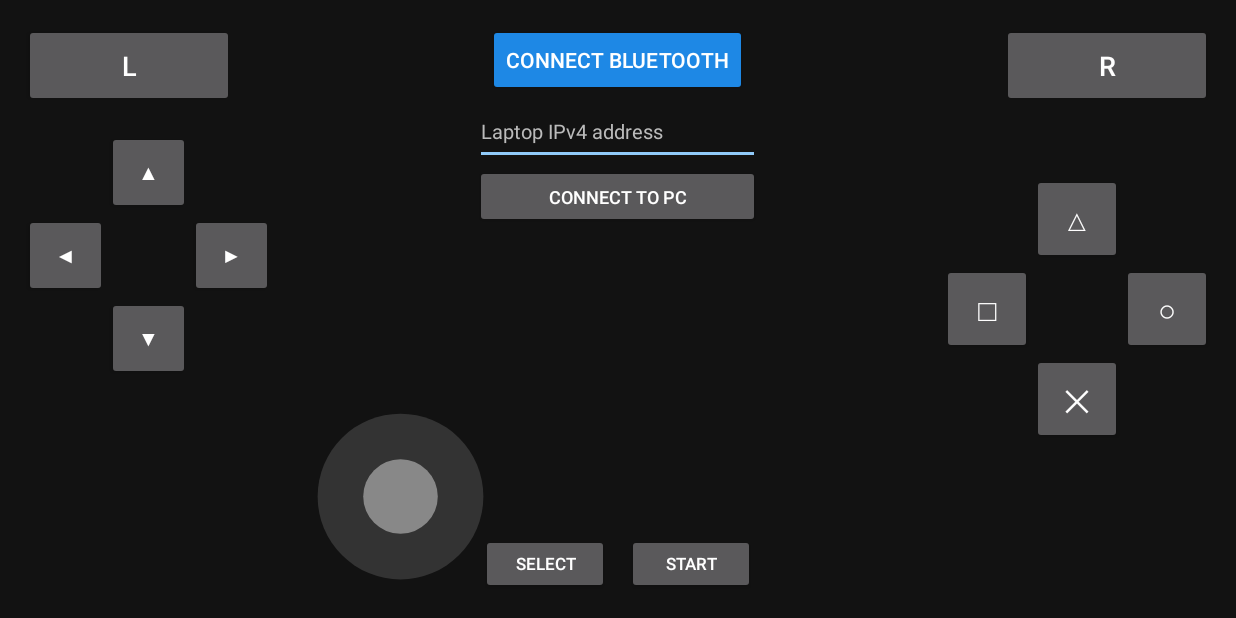
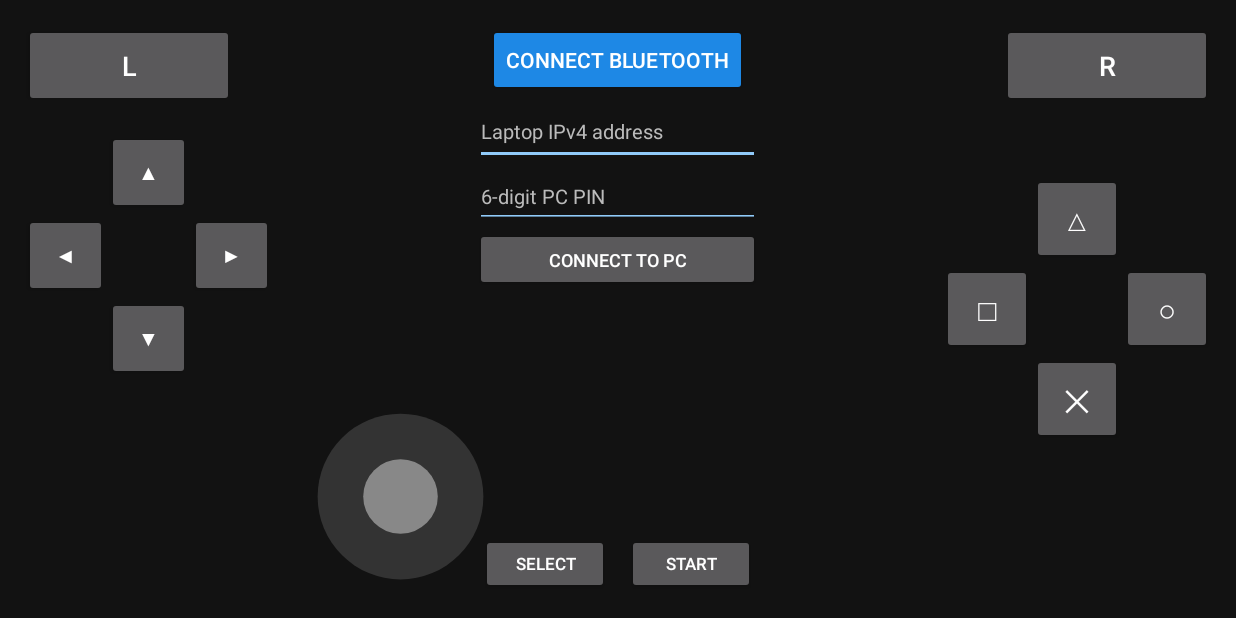
Before and after one commit to Dot-farm/psp-bt-controller, an Android app: the screen it shows after launch (MainActivity), on a phone screen of 824 x 412 dp (held sideways). Run offline under Robolectric (Android 15) with nearby library versions, the phone set to English and light mode, and no system bars.

Commit message:
Add PC pairing PIN field to controller screen

```diff
--- a/app/src/main/res/layout/activity_main.xml
+++ b/app/src/main/res/layout/activity_main.xml
@@ -47,11 +47,26 @@
         android:textColorHint="#BBBBBB"
         android:textSize="13sp" />
 
+    <EditText
+        android:id="@+id/inputPcPin"
+        android:layout_width="190dp"
+        android:layout_height="42dp"
+        android:layout_below="@id/inputPcIp"
+        android:layout_centerHorizontal="true"
+        android:backgroundTint="#90CAF9"
+        android:hint="6-digit PC PIN"
+        android:inputType="number"
+        android:maxLength="6"
+        android:singleLine="true"
+        android:textColor="#FFFFFF"
+        android:textColorHint="#BBBBBB"
+        android:textSize="13sp" />
+
     <Button
         android:id="@+id/btnConnectPc"
         android:layout_width="190dp"
         android:layout_height="42dp"
-        android:layout_below="@id/inputPcIp"
+        android:layout_below="@id/inputPcPin"
         android:layout_centerHorizontal="true"
         android:text="Connect to PC"
         android:textSize="12sp" />
```
